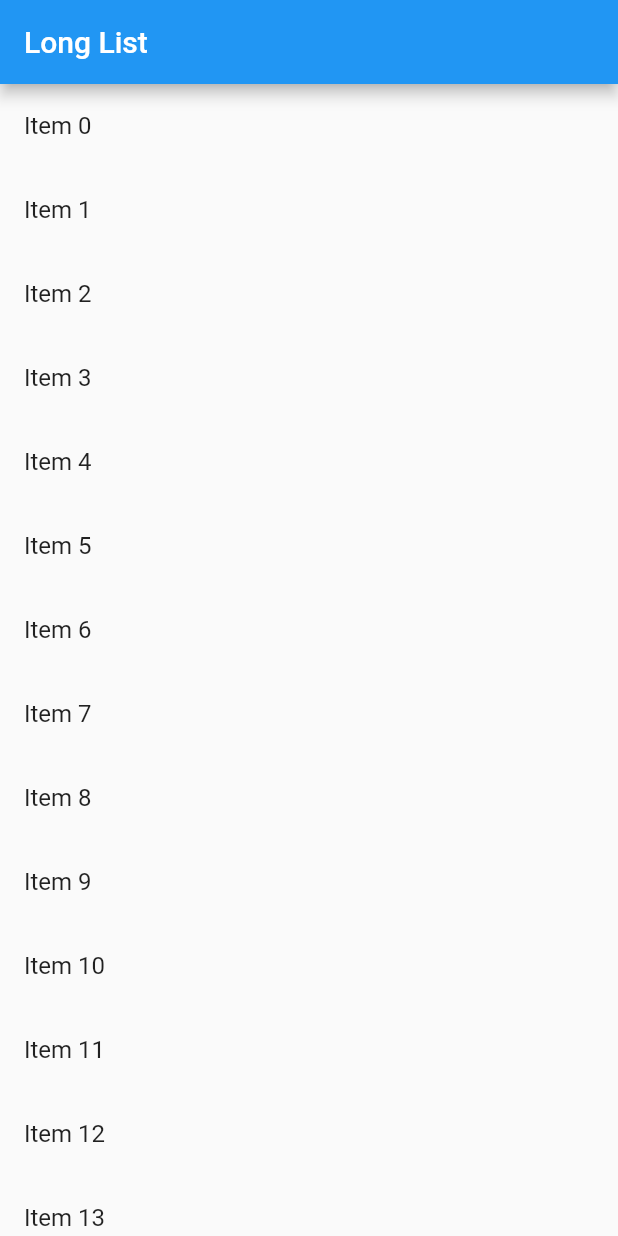
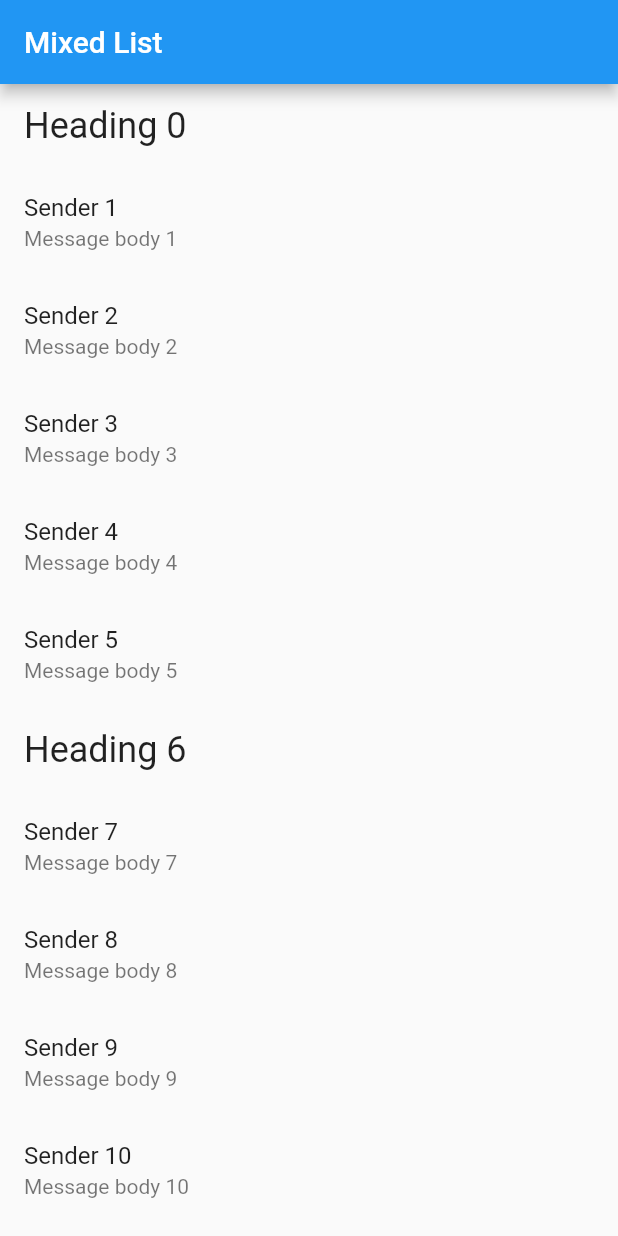
Before and after one commit to OneForCheng/flutter-basic-demo, a Flutter app: the screen it shows after launch, on a phone screen of 412 x 824 dp. Run offline on Flutter 3.47's test engine with Material 2 defaults, Android fonts, the phone set to English and light mode, and no system bars.

Commit message:
forcheng - show different types of items for list

```diff
--- a/lib/main.dart
+++ b/lib/main.dart
@@ -3,18 +3,23 @@ import 'package:flutter/material.dart';
 
 void main() {
   runApp(new MyApp(
-    items: new List<String>.generate(10000, (i) => "Item $i"),
+    items: new List<ListItem>.generate(
+      1000,
+      (i) => i % 6 == 0
+          ? new HeadingItem("Heading $i")
+          : new MessageItem("Sender $i", "Message body $i"),
+    ),
   ));
 }
 
 class MyApp extends StatelessWidget {
-  final List<String> items;
+  final List<ListItem> items;
 
   MyApp({Key key, @required this.items}) : super(key: key);
 
   @override
   Widget build(BuildContext context) {
-    final title = 'Long List';
+    final title = 'Mixed List';
 
     return new MaterialApp(
       title: title,
@@ -25,12 +30,39 @@ class MyApp extends StatelessWidget {
         body: new ListView.builder(
           itemCount: items.length,
           itemBuilder: (context, index) {
-            return new ListTile(
-              title: new Text('${items[index]}'),
-            );
+            final item = items[index];
+
+            if (item is HeadingItem) {
+              return new ListTile(
+                title: new Text(
+                  item.heading,
+                  style: Theme.of(context).textTheme.headline,
+                ),
+              );
+            } else if (item is MessageItem) {
+              return new ListTile(
+                title: new Text(item.sender),
+                subtitle: new Text(item.body),
+              );
+            }
           },
         ),
       ),
     );
   }
 }
+
+abstract class ListItem {}
+
+class HeadingItem implements ListItem {
+  final String heading;
+
+  HeadingItem(this.heading);
+}
+
+class MessageItem implements ListItem {
+  final String sender;
+  final String body;
+
+  MessageItem(this.sender, this.body);
+}
```
